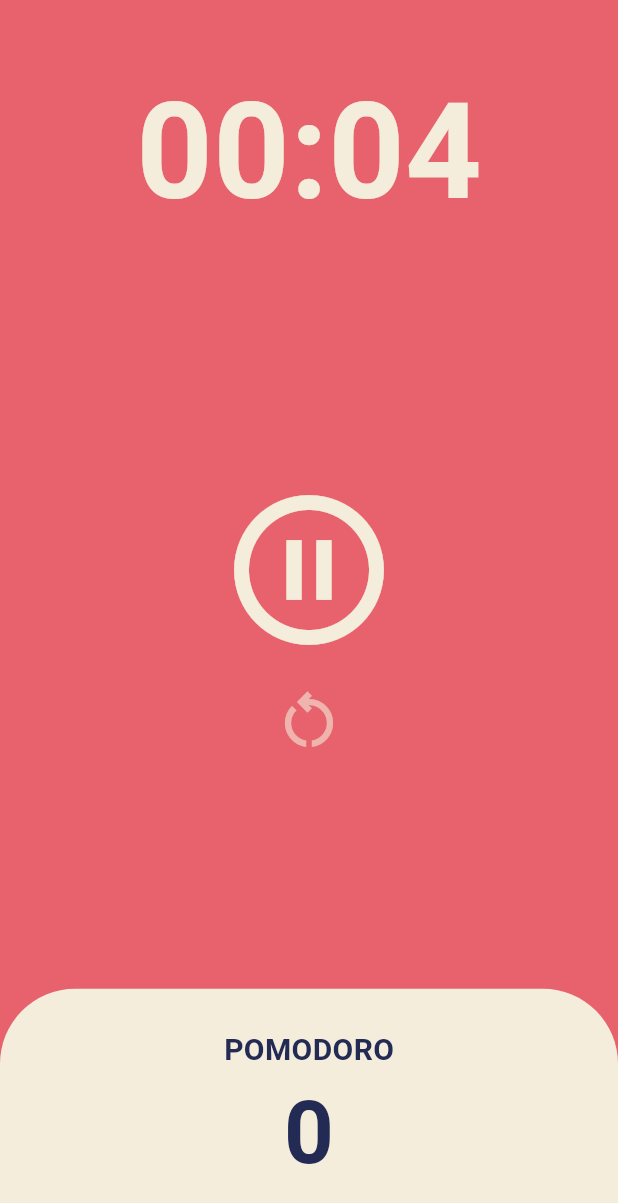
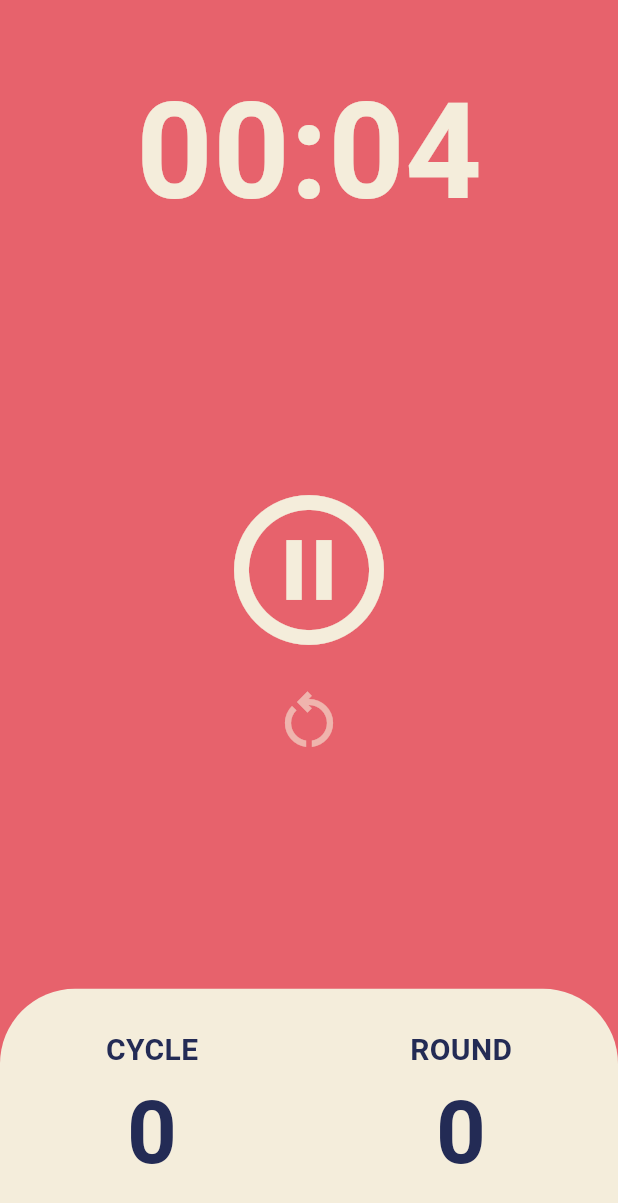
Before and after one commit to Sauvi9non/Nomad_pomodoro, a Flutter app: the screen it shows after launch, after a tap on the "play circle outline" icon, on a phone screen of 412 x 824 dp. Shown: the top 1203 px of the screen. Run offline on Flutter 3.47's test engine with Material 3 defaults, Android fonts, the phone set to English and light mode, and no system bars; missing offline and left inert: dart:ffi.

Commit message:
[FEAT] 사이클, 라운드 표시

```diff
--- a/nomad_pomodoro/lib/screens/home_screen.dart
+++ b/nomad_pomodoro/lib/screens/home_screen.dart
@@ -1,5 +1,6 @@
 import 'dart:async';
 import 'dart:developer';
+import 'dart:ffi';
 
 import 'package:flutter/material.dart';
 
@@ -16,7 +17,8 @@ class _HomeScreenState extends State<HomeScreen> {
   late Timer timer; //사용자가 버튼 누를 때만 생성되도록 -> 나중에 초기화 된다 -> late로 이를 명시
   bool isRunning = false; //처음에는 시간이 안가니까 true, 최초 1회 누르고 나서야 false
   bool showRestart = false;
-  int totalPomodoros = 0;
+  int cycles = 0;
+  int rounds = 0;
 
   void onTick(Timer timer) {
     //1초 1Tick마다 실행할
@@ -24,8 +26,15 @@ class _HomeScreenState extends State<HomeScreen> {
       if (totalSeconds == 0) {
         isRunning = false;
         timer.cancel();
-        totalPomodoros = totalPomodoros + 1;
-        totalSeconds = timeSelect[0];
+        cycles = cycles + 1;
+
+        //라운드 1회 추가
+        if ((cycles / 4) == 0) {
+          rounds = rounds + 1;
+          cycles = 0; //사이클은 다시 0으로
+        }
+
+        totalSeconds = timeSelect[0]; // 선택한 타이머 시간으로 다시
       } else {
         totalSeconds = totalSeconds - 1;
       }
@@ -132,11 +141,14 @@ class _HomeScreenState extends State<HomeScreen> {
                           topLeft: Radius.circular(50),
                           topRight: Radius.circular(50)),
                     ),
-                    child: Column(
+                    child: Row(
+                      mainAxisAlignment: MainAxisAlignment.spaceAround,
+                      children: [
+                        Column(
                           mainAxisAlignment: MainAxisAlignment.center,
                           children: [
                             Text(
-                          "POMODORO",
+                              "CYCLE",
                               style: TextStyle(
                                 fontSize: 20,
                                 fontWeight: FontWeight.w600,
@@ -147,7 +159,7 @@ class _HomeScreenState extends State<HomeScreen> {
                               ),
                             ),
                             Text(
-                          "$totalPomodoros", //pomodoro를 끝낸 횟수
+                              "$cycles", //pomodoro를 끝낸 횟수
                               style: TextStyle(
                                 fontSize: 58,
                                 fontWeight: FontWeight.w600,
@@ -156,6 +168,35 @@ class _HomeScreenState extends State<HomeScreen> {
                                     .headlineLarge! // !는 확실히 있다고 알려주는(?) ?는 있으면, 없거나 있으면
                                     .color,
                               ),
+                            ),
+                          ],
+                        ),
+                        Column(
+                          mainAxisAlignment: MainAxisAlignment.center,
+                          children: [
+                            Text(
+                              "ROUND",
+                              style: TextStyle(
+                                fontSize: 20,
+                                fontWeight: FontWeight.w600,
+                                color: Theme.of(context)
+                                    .textTheme
+                                    .headlineLarge! // !는 확실히 있다고 알려주는(?) ?는 있으면, 없거나 있으면
+                                    .color,
+                              ),
+                            ),
+                            Text(
+                              "$cycles", //pomodoro를 끝낸 횟수
+                              style: TextStyle(
+                                fontSize: 58,
+                                fontWeight: FontWeight.w600,
+                                color: Theme.of(context)
+                                    .textTheme
+                                    .headlineLarge! // !는 확실히 있다고 알려주는(?) ?는 있으면, 없거나 있으면
+                                    .color,
+                              ),
+                            ),
+                          ],
                         ),
                       ],
                     ),
```
Lines whose indentation alone changed are shown as unchanged.
